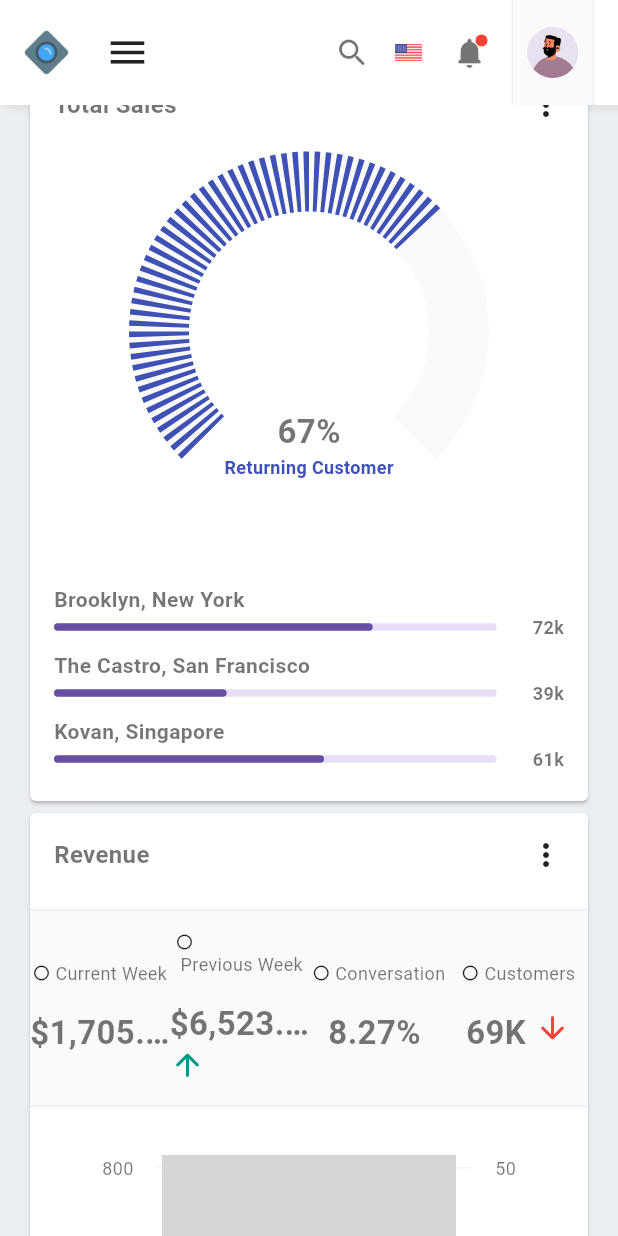
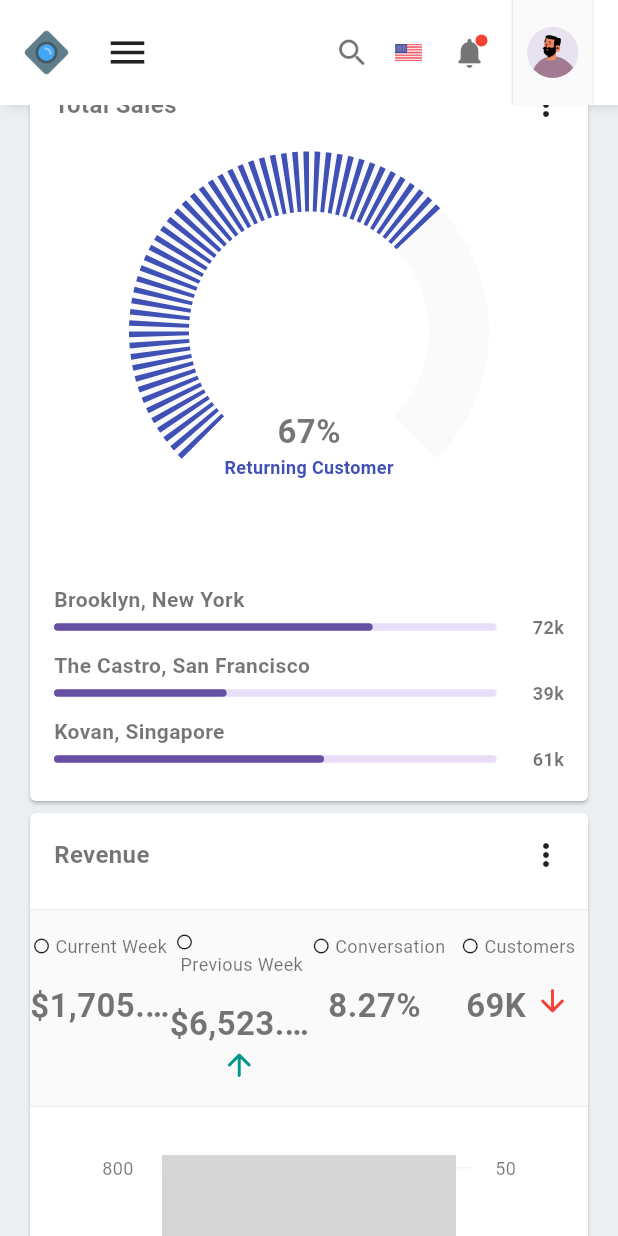
Before and after one commit to mu7mmd/coderthemes_test, a Flutter app: the screen it shows after launch, scrolled down 1152 dp, on a phone screen of 412 x 824 dp. Run offline on Flutter 3.47's test engine with Material 3 defaults, Android fonts, the phone set to English and light mode, and no system bars; drawn by our look-alikes of syncfusion_flutter_charts; our stand-ins replace hooks_riverpod; missing offline and left inert: vph_web_date_picker; grey boxes are pictures that could not be loaded.

Commit message:
Enhance details

```diff
--- a/lib/features/dashboard/presentation/widgets/chart_statistics_widget.dart
+++ b/lib/features/dashboard/presentation/widgets/chart_statistics_widget.dart
@@ -21,6 +21,7 @@ class ChartStatisticsWidget extends StatelessWidget {
     return Expanded(
       child: Center(
         child: Column(
+          mainAxisAlignment: MainAxisAlignment.start,
           children: [
             Wrap(
               crossAxisAlignment: WrapCrossAlignment.center,
@@ -35,6 +36,7 @@ class ChartStatisticsWidget extends StatelessWidget {
             ),
             const SizedBox(height: AppDimensions.padding16),
             Wrap(
+              alignment: WrapAlignment.center,
               children: [
                 Text(
                   '$value ',
--- a/lib/features/dashboard/presentation/widgets/sales_and_revenue_card.dart
+++ b/lib/features/dashboard/presentation/widgets/sales_and_revenue_card.dart
@@ -28,6 +28,7 @@ class SalesAndRevenueCard extends StatelessWidget {
               ),
               child: Row(
                 mainAxisAlignment: MainAxisAlignment.spaceAround,
+                crossAxisAlignment: CrossAxisAlignment.start,
                 children: [
                   ChartStatisticsWidget(
                     title: 'Current Week',
--- a/lib/features/dashboard/presentation/widgets/sales_and_revenue_chart.dart
+++ b/lib/features/dashboard/presentation/widgets/sales_and_revenue_chart.dart
@@ -35,8 +35,8 @@ class SalesAndRevenueChart extends StatelessWidget {
     ChartPointModel(sales: 31, revenue: 352, date: '08 Jan'),
     ChartPointModel(sales: 22, revenue: 752, date: '09 Jan'),
     ChartPointModel(sales: 22, revenue: 320, date: '10 Jan'),
-    ChartPointModel(sales: 12, revenue: 257, date: '11 Jan'),
-    ChartPointModel(sales: 16, revenue: 160, date: '12 Jan'),
+    ChartPointModel(sales: 12, revenue: 350, date: '11 Jan'),
+    ChartPointModel(sales: 16, revenue: 246, date: '12 Jan'),
   ];
 
   @override
@@ -79,20 +79,7 @@ class SalesAndRevenueChart extends StatelessWidget {
                                 color: Colors.black12,
                                 dashArray: const [3, 3],
                               ),
-                              data: const [
-                                400,
-                                425,
-                                518,
-                                456,
-                                736,
-                                765,
-                                520,
-                                345,
-                                456,
-                                755,
-                                366,
-                                278
-                              ],
+                              data: _chartPoints.map((p) => p.revenue).toList(),
                             ),
                           ),
                           Padding(
--- a/lib/features/main_drawer/presentation/widgets/section_item_tile.dart
+++ b/lib/features/main_drawer/presentation/widgets/section_item_tile.dart
@@ -37,7 +37,8 @@ class _SectionItemTileState extends ConsumerState<SectionItemTile> {
     return HoverWidget(
       builder: (color, _) {
         final focusColor = isSelected ? AppColors.hoverColor : color;
-        return ExpansionTile(
+        return
+        ExpansionTile(
           controller: _controller,
           textColor: AppColors.hoverColor,
           iconColor: AppColors.hoverColor,
--- a/lib/features/main_layout/presentation/layouts/main_layout.dart
+++ b/lib/features/main_layout/presentation/layouts/main_layout.dart
@@ -1,11 +1,14 @@
 import 'package:flutter/material.dart';
 import 'package:hooks_riverpod/hooks_riverpod.dart';
 
+import '../../../../core/constants/text_styles.dart';
 import '../../../../core/extensions/box_constraint_extension.dart';
 import '../../../../core/constants/key_enums.dart';
 import '../../../../core/providers/screen_type_provider.dart';
 import '../../../dashboard/presentation/views/dashboard_view.dart';
 import '../../../main_app_bar/presentation/views/main_app_bar.dart';
+import '../../../main_drawer/data/drawer_items.dart';
+import '../../../main_drawer/presentation/controllers/providers/selected_menu_item_provider.dart';
 import '../../../main_drawer/presentation/widgets/collapsed_drawer_hover.dart';
 import '../../../main_drawer/presentation/widgets/expanded_drawer.dart';
 import '../../../main_drawer/presentation/widgets/responsive_drawer.dart';
@@ -43,25 +46,44 @@ class _MainBody extends StatelessWidget {
 
   @override
   Widget build(BuildContext context) {
-    return const Scaffold(
-      drawer: ExpandedDrawer(),
+    return Scaffold(
+      drawer: const ExpandedDrawer(),
       body: Stack(
         alignment: AlignmentDirectional.centerStart,
         children: [
           Row(
             children: [
-              ResponsiveDrawer(),
+              const ResponsiveDrawer(),
               Expanded(
                 child: Column(
                   children: [
-                    MainAppBar(),
-                    Expanded(child: DashboardView()),
+                    const MainAppBar(),
+                    Expanded(
+                      child: Consumer(
+                        builder: (_, ref, __) {
+                          final index = ref.watch(selectedMenuItemProvider);
+                          if (index == 0) {
+                            return const DashboardView();
+                          } else {
+                            return Center(
+                              child: Text(
+                                // Default first cause we using only on section
+                                // if having more the selected page index method
+                                // will change
+                                drawerItems.first.items[index].title,
+                                style: TextStyles.headline3Bold,
+                              ),
+                            );
+                          }
+                        },
+                      ),
+                    ),
                   ],
                 ),
               )
             ],
           ),
-          CollapsedDrawerHover()
+          const CollapsedDrawerHover()
         ],
       ),
     );
```
